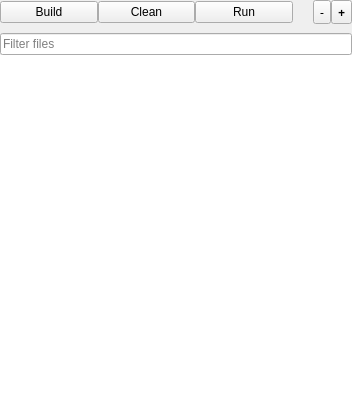
This is src/plugins/ProjectManager/ProjectManagerGUI.ui in diegoiast/qtedit4 as Qt 5 draws it before an edit. The edited form follows.
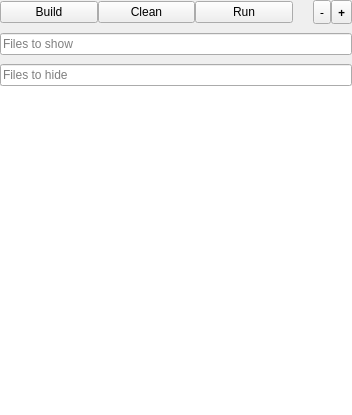
This is the edited form.

Commit message:
ProjectManagerPlugin: hide some directories
We have a basic implementation that shows/hides specific files. Hiding
can contain several filters, speparated by ";".

No globbing does not seem to work yet.

What changed in the file:
```diff
--- a/src/plugins/ProjectManager/ProjectManagerGUI.ui
+++ b/src/plugins/ProjectManager/ProjectManagerGUI.ui
@@ -121,13 +121,36 @@
       <string/>
      </property>
      <property name="placeholderText">
-      <string>Filter files</string>
+      <string>Files to show</string>
      </property>
      <property name="clearButtonEnabled">
       <bool>true</bool>
      </property>
     </widget>
    </item>
+   <item>
+    <spacer name="verticalSpacer_2">
+     <property name="orientation">
+      <enum>Qt::Vertical</enum>
+     </property>
+     <property name="sizeType">
+      <enum>QSizePolicy::Maximum</enum>
+     </property>
+     <property name="sizeHint" stdset="0">
+      <size>
+       <width>20</width>
+       <height>9</height>
+      </size>
+     </property>
+    </spacer>
+   </item>
+   <item>
+    <widget class="QLineEdit" name="filterOutFiles">
+     <property name="placeholderText">
+      <string>Files to hide</string>
+     </property>
+    </widget>
+   </item>
    <item>
     <widget class="QListView" name="filesView">
      <property name="frameShape">
```
The commit also changes 3 other files.
